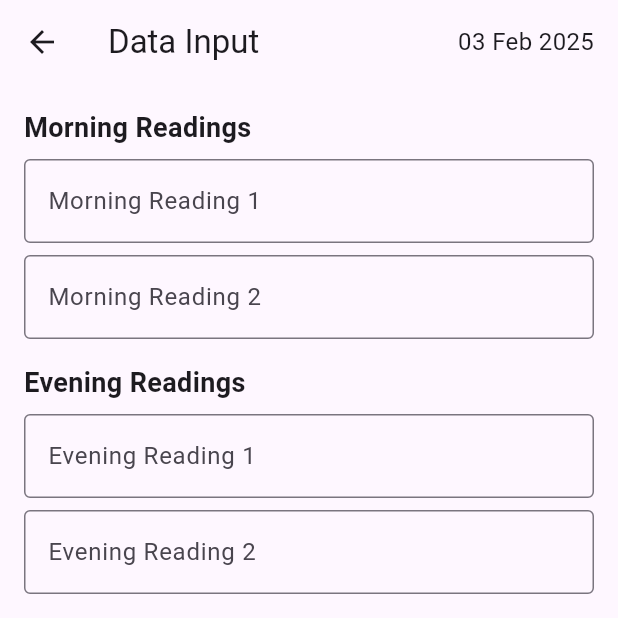
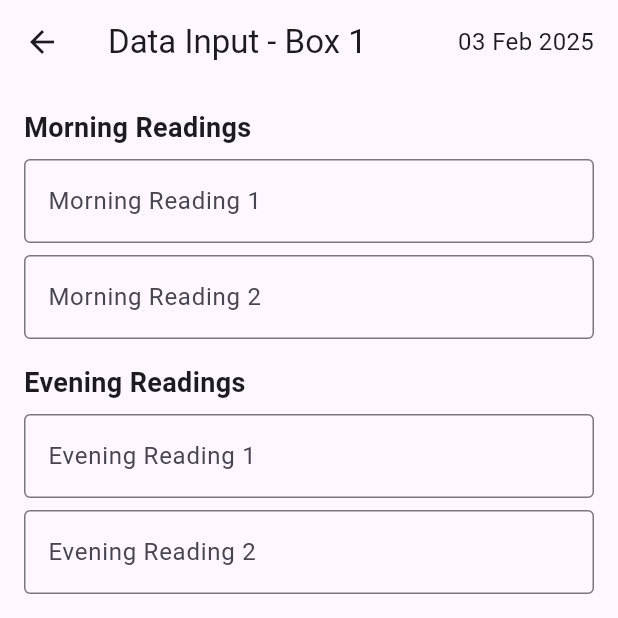
Before and after one commit to TharukaHarshajith/sl_salt, a Flutter app: the HomePage screen opened by its route, after a tap on "Box 1", after a tap on "Save", on a phone screen of 412 x 824 dp, the top half of it. Run offline on Flutter 3.47's test engine with Material 3 defaults, Android fonts, the phone set to English and light mode, and no system bars; our stand-ins replace bloc, cloud_firestore, equatable, firebase_auth, firebase_core, firebase_storage and 2 more; accounts and stored records are empty.

Commit message:
make savedata function

```diff
--- a/lib/bloc/auth/auth_state.dart
+++ b/lib/bloc/auth/auth_state.dart
@@ -57,10 +57,10 @@ class RegistrationSuccessful extends AuthState {}
 
 class ResetEmailSent extends AuthState {}
 
-final class StudentAuthenticated extends AuthState {
+final class LaboursAuthenticated extends AuthState {
   final User user;
 
-  const StudentAuthenticated(this.user);
+  const LaboursAuthenticated(this.user);
 
   @override
   List<Object> get props => [user];
--- /dev/null
+++ b/lib/bloc/data/data_bloc.dart
@@ -0,0 +1,36 @@
+import 'package:bloc/bloc.dart';
+import 'package:equatable/equatable.dart';
+import 'package:flutter/material.dart';
+import 'package:sl_salt/models/readings.dart';
+import 'package:sl_salt/models/users.dart';
+import 'package:sl_salt/repositories/data/data_repository.dart';
+
+part 'data_event.dart';
+part 'data_state.dart';
+
+class DataBloc extends Bloc<DataEvent, DataState> {
+  final DataRepository dataRepository;
+
+  DataBloc({required this.dataRepository}) : super(DataInitial()) {
+    on<SaveDataEvent>(_onSaveData);
+  }
+
+  Future<void> _onSaveData(SaveDataEvent event, Emitter<DataState> emit) async {
+    emit(DataSaving());
+    try {
+      await dataRepository.saveData(
+        morningReading1: event.morningReading1,
+        morningReading2: event.morningReading2,
+        eveningReading1: event.eveningReading1,
+        eveningReading2: event.eveningReading2,
+        dailyRainfall: event.dailyRainfall,
+        pool: event.pool,
+        dateOfReading: event.dateOfReading,
+        user: event.user,
+      );
+      emit(SaveDataSuccessful());
+    } catch (e) {
+      emit(SaveDataError(e.toString()));
+    }
+  }
+}
--- /dev/null
+++ b/lib/bloc/data/data_event.dart
@@ -0,0 +1,33 @@
+part of 'data_bloc.dart';
+
+abstract class DataEvent extends Equatable {
+  const DataEvent();
+
+  @override
+  List<Object> get props => [];
+}
+
+class SaveDataEvent extends DataEvent {
+  final double morningReading1;
+  final double morningReading2;
+  final double eveningReading1;
+  final double eveningReading2;
+  final double dailyRainfall;
+  final String pool;
+  final DateTime dateOfReading;
+  final String user;
+
+  const SaveDataEvent({
+    required this.morningReading1,
+    required this.morningReading2,
+    required this.eveningReading1,
+    required this.eveningReading2,
+    required this.dailyRainfall,
+    required this.pool,
+    required this.dateOfReading,
+    required this.user,
+  });
+
+  @override
+  List<Object> get props => [morningReading1, morningReading2, eveningReading1, eveningReading2, dailyRainfall, pool, dateOfReading,user];
+}
--- /dev/null
+++ b/lib/bloc/data/data_state.dart
@@ -0,0 +1,22 @@
+part of 'data_bloc.dart';
+
+abstract class DataState extends Equatable {
+  const DataState();
+
+  @override
+  List<Object> get props => [];
+}
+
+class DataInitial extends DataState {}
+
+class DataSaving extends DataState {}
+
+class SaveDataSuccessful extends DataState {}
+
+class SaveDataError extends DataState {
+  final String error;
+  const SaveDataError(this.error);
+
+  @override
+  List<Object> get props => [error];
+}
--- a/lib/main.dart
+++ b/lib/main.dart
@@ -2,8 +2,10 @@ import 'package:firebase_core/firebase_core.dart';
 import 'package:flutter/material.dart';
 import 'package:flutter_bloc/flutter_bloc.dart';
 import 'package:sl_salt/bloc/auth/auth_bloc.dart'; // Import your AuthBloc
+import 'package:sl_salt/bloc/data/data_bloc.dart';
 import 'package:sl_salt/firebase_options.dart';
 import 'package:sl_salt/repositories/auth/auth_repositories.dart';
+import 'package:sl_salt/repositories/data/data_repository.dart';
 import 'package:sl_salt/services/auth_services.dart';
 import 'routes/routes.dart';
 
@@ -18,12 +20,18 @@ Future<void> main() async {
     firebaseAuthService: FirebaseAuthService(),
   );
 
-  runApp(MyApp(authRepository: authRepository));
+  final DataRepository dataRepository = DataRepository();
+
+  runApp(MyApp(
+    authRepository: authRepository,
+    dataRepository: dataRepository,
+  ));
 }
 
 class MyApp extends StatelessWidget {
   final AuthRepository authRepository;
-  const MyApp({super.key, required this.authRepository});
+  final DataRepository dataRepository;
+  const MyApp({super.key, required this.authRepository, required this.dataRepository});
 
   @override
   Widget build(BuildContext context) {
@@ -31,6 +39,9 @@ class MyApp extends StatelessWidget {
       providers: [
         BlocProvider<AuthBloc>(
           create: (context) => AuthBloc(authRepository: authRepository),
+        ),
+        BlocProvider<DataBloc>(
+          create: (context) => DataBloc(dataRepository: dataRepository),
         ),
       ],
       child: MaterialApp(
@@ -40,7 +51,7 @@ class MyApp extends StatelessWidget {
           colorScheme: ColorScheme.fromSeed(seedColor: Colors.deepPurple),
           useMaterial3: true,
         ),
-        initialRoute: RouteNames.register, // Set the initial route
+        initialRoute: RouteNames.splash, // Set the initial route
         onGenerateRoute: AppRoutes.generateRoute, // Define route generator
       ),
     );
--- a/lib/models/readings.dart
+++ b/lib/models/readings.dart
@@ -1,63 +1,63 @@
 import 'package:equatable/equatable.dart';
 
 class ReadingModel extends Equatable {
-  final String? id;
-  final String userId;
-  final String saltern;
-  final DateTime dateOfReading;
-  final double DMU_pool1;
-  final double DMD_pool1;
-  final double DEU_pool1;
-  final double DED_pool1;
-  final double DMU_pool2;
-  final double DMD_pool2;
-  final double DEU_pool2;
-  final double DED_pool2;
-  final double DMU_pool3;
-  final double DMD_pool3;
-  final double DEU_pool3;
-  final double DED_pool3;
-  final double RF;
+  String? id;
+  String userId;
+  String? saltern;
+  String dateOfReading;
+  double? morningUpPool1;
+  double? morningDownPool1;
+  double? eveningUpPool1;
+  double? eveningDownPool1;
+  double? morningUpPool2;
+  double? morningDownPool2;
+  double? eveningUpPool2;
+  double? eveningDownPool2;
+  double? morningUpPool3;
+  double? morningDownPool3;
+  double? eveningUpPool3;
+  double? eveningDownPool3;
+  double? RF;
 
-  const ReadingModel({
+  ReadingModel({
     this.id,
     required this.userId,
     required this.saltern,
     required this.dateOfReading,
-    required this.DMU_pool1,
-    required this.DMD_pool1,
-    required this.DEU_pool1,
-    required this.DED_pool1,
-    required this.DMU_pool2,
-    required this.DMD_pool2,
-    required this.DEU_pool2,
-    required this.DED_pool2,
-    required this.DMU_pool3,
-    required this.DMD_pool3,
-    required this.DEU_pool3,
-    required this.DED_pool3,
-    required this.RF,
+    this.morningUpPool1,
+    this.morningDownPool1,
+    this.eveningUpPool1,
+    this.eveningDownPool1,
+    this.morningUpPool2,
+    this.morningDownPool2,
+    this.eveningUpPool2,
+    this.eveningDownPool2,
+    this.morningUpPool3,
+    this.morningDownPool3,
+    this.eveningUpPool3,
+    this.eveningDownPool3,
+    this.RF,
   });
 
   factory ReadingModel.fromJson(Map<String, dynamic> json) {
     return ReadingModel(
       id: json['id'] as String?,
       userId: json['userId'] as String,
-      saltern: json['saltern'] as String,
-      dateOfReading: DateTime.parse(json['dateOfReading'] as String),
-      DMU_pool1: (json['DMU_pool1'] as num).toDouble(),
-      DMD_pool1: (json['DMD_pool1'] as num).toDouble(),
-      DEU_pool1: (json['DEU_pool1'] as num).toDouble(),
-      DED_pool1: (json['DED_pool1'] as num).toDouble(),
-      DMU_pool2: (json['DMU_pool2'] as num).toDouble(),
-      DMD_pool2: (json['DMD_pool2'] as num).toDouble(),
-      DEU_pool2: (json['DEU_pool2'] as num).toDouble(),
-      DED_pool2: (json['DED_pool2'] as num).toDouble(),
-      DMU_pool3: (json['DMU_pool3'] as num).toDouble(),
-      DMD_pool3: (json['DMD_pool3'] as num).toDouble(),
-      DEU_pool3: (json['DEU_pool3'] as num).toDouble(),
-      DED_pool3: (json['DED_pool3'] as num).toDouble(),
-      RF: (json['RF'] as num).toDouble(),
+      saltern: json['saltern'] as String?,
+      dateOfReading: json['dateOfReading'] as String,
+      morningUpPool1: json['morningUpPool1'] as double?,
+      morningDownPool1: json['morningDownPool1'] as double?,
+      eveningUpPool1: json['eveningUpPool1'] as double?,
+      eveningDownPool1: json['eveningDownPool1'] as double?,
+      morningUpPool2: json['morningUpPool2'] as double?,
+      morningDownPool2: json['morningDownPool2'] as double?,
+      eveningUpPool2: json['eveningUpPool2'] as double?,
+      eveningDownPool2: json['eveningDownPool2'] as double?,
+      morningUpPool3: json['morningUpPool3'] as double?,
+      morningDownPool3: json['morningDownPool3'] as double?,
+      eveningUpPool3: json['eveningUpPool3'] as double?,
+      eveningDownPool3: json['eveningDownPool3'] as double?,
+      RF: json['RF'] as double?,
     );
   }
 
@@ -66,19 +66,19 @@ class ReadingModel extends Equatable {
       'id': id,
       'userId': userId,
       'saltern': saltern,
-      'dateOfReading': dateOfReading.toIso8601String(),
-      'DMU_pool1': DMU_pool1,
-      'DMD_pool1': DMD_pool1,
-      'DEU_pool1': DEU_pool1,
-      'DED_pool1': DED_pool1,
-      'DMU_pool2': DMU_pool2,
-      'DMD_pool2': DMD_pool2,
-      'DEU_pool2': DEU_pool2,
-      'DED_pool2': DED_pool2,
-      'DMU_pool3': DMU_pool3,
-      'DMD_pool3': DMD_pool3,
-      'DEU_pool3': DEU_pool3,
-      'DED_pool3': DED_pool3,
+      'dateOfReading': dateOfReading,
+      'morningUpPool1': morningUpPool1,
+      'morningDownPool1': morningDownPool1,
+      'eveningUpPool1': eveningUpPool1,
+      'eveningDownPool1': eveningDownPool1,
+      'morningUpPool2': morningUpPool2,
+      'morningDownPool2': morningDownPool2,
+      'eveningUpPool2': eveningUpPool2,
+      'eveningDownPool2': eveningDownPool2,
+      'morningUpPool3': morningUpPool3,
+      'morningDownPool3': morningDownPool3,
+      'eveningUpPool3': eveningUpPool3,
+      'eveningDownPool3': eveningDownPool3,
       'RF': RF,
     };
   }
@@ -89,18 +89,18 @@ class ReadingModel extends Equatable {
         userId,
         saltern,
         dateOfReading,
-        DMU_pool1,
-        DMD_pool1,
-        DEU_pool1,
-        DED_pool1,
-        DMU_pool2,
-        DMD_pool2,
-        DEU_pool2,
-        DED_pool2,
-        DMU_pool3,
-        DMD_pool3,
-        DEU_pool3,
-        DED_pool3,
+        morningUpPool1,
+        morningDownPool1,
+        eveningUpPool1,
+        eveningDownPool1,
+        morningUpPool2,
+        morningDownPool2,
+        eveningUpPool2,
+        eveningDownPool2,
+        morningUpPool3,
+        morningDownPool3,
+        eveningUpPool3,
+        eveningDownPool3,
         RF,
       ];
 }
--- a/lib/pages/Datainput_page/datainputpage.dart
+++ b/lib/pages/Datainput_page/datainputpage.dart
@@ -1,5 +1,8 @@
 import 'package:flutter/material.dart';
+import 'package:flutter_bloc/flutter_bloc.dart';
 import 'package:intl/intl.dart';
+import 'package:firebase_auth/firebase_auth.dart';
+import 'package:sl_salt/bloc/data/data_bloc.dart';
 import 'package:sl_salt/routes/route_name.dart';
 
 class Datainputpage extends StatefulWidget {
@@ -10,23 +13,20 @@ class Datainputpage extends StatefulWidget {
 }
 
 class _DatainputpageState extends State<Datainputpage> {
-  // Controllers for the input fields
-  final TextEditingController morningReading1 = TextEditingController();
-  final TextEditingController morningReading2 = TextEditingController();
-  final TextEditingController eveningReading1 = TextEditingController();
-  final TextEditingController eveningReading2 = TextEditingController();
-  final TextEditingController dailyRainfall = TextEditingController();
+  final TextEditingController morningReading1Controller = TextEditingController();
+  final TextEditingController morningReading2Controller = TextEditingController();
+  final TextEditingController eveningReading1Controller = TextEditingController();
+  final TextEditingController eveningReading2Controller = TextEditingController();
+  final TextEditingController dailyRainfallController = TextEditingController();
 
-  // Initial date as the current date
   DateTime selectedDate = DateTime.now();
 
-  // Method to pick a date using the calendar popup
   Future<void> _selectDate(BuildContext context) async {
     final DateTime? pickedDate = await showDatePicker(
       context: context,
       initialDate: selectedDate,
-      firstDate: DateTime(2000), // Earliest date selectable
-      lastDate: DateTime(2100), // Latest date selectable
+      firstDate: DateTime(2000),
+      lastDate: DateTime(2100),
     );
     if (pickedDate != null && pickedDate != selectedDate) {
       setState(() {
@@ -39,14 +39,18 @@ class _DatainputpageState extends State<Datainputpage> {
     return DateFormat('dd MMM yyyy').format(selectedDate);
   }
 
+  double _parseDouble(String value) {
+    return double.tryParse(value) ?? 0.0;
+  }
+
   @override
   Widget build(BuildContext context) {
-    // Get current date in desired format
-    String currentDate = DateFormat('dd MMM yyyy').format(DateTime.now());
+    final String boxName = ModalRoute.of(context)!.settings.arguments as String? ?? 'Unknown Box';
+    print(boxName);
 
     return Scaffold(
       appBar: AppBar(
-        title: const Text('Data Input'),
+        title: Text('Data Input - $boxName'),
         leading: IconButton(
           icon: const Icon(Icons.arrow_back),
           onPressed: () {
@@ -73,59 +77,40 @@ class _DatainputpageState extends State<Datainputpage> {
         child: Column(
           crossAxisAlignment: CrossAxisAlignment.start,
           children: [
-            const Text(
-              'Morning Readings',
-              style: TextStyle(fontSize: 18, fontWeight: FontWeight.bold),
+            const Text('Morning Readings', style: TextStyle(fontSize: 18, fontWeight: FontWeight.bold)),
+            const SizedBox(height: 8),
+            TextField(
+              controller: morningReading1Controller,
+              keyboardType: TextInputType.number,
+              decoration: const InputDecoration(labelText: 'Morning Reading 1', border: OutlineInputBorder()),
             ),
             const SizedBox(height: 8),
             TextField(
-              controller: morningReading1,
-              decoration: const InputDecoration(
-                labelText: 'Morning Reading 1',
-                border: OutlineInputBorder(),
-              ),
+              controller: morningReading2Controller,
+              keyboardType: TextInputType.number,
+              decoration: const InputDecoration(labelText: 'Morning Reading 2', border: OutlineInputBorder()),
+            ),
+            const SizedBox(height: 16),
+            const Text('Evening Readings', style: TextStyle(fontSize: 18, fontWeight: FontWeight.bold)),
+            const SizedBox(height: 8),
+            TextField(
+              controller: eveningReading1Controller,
+              keyboardType: TextInputType.number,
+              decoration: const InputDecoration(labelText: 'Evening Reading 1', border: OutlineInputBorder()),
             ),
             const SizedBox(height: 8),
             TextField(
-              controller: morningReading2,
-              decoration: const InputDecoration(
-                labelText: 'Morning Reading 2',
-                border: OutlineInputBorder(),
-              ),
+              controller: eveningReading2Controller,
+              keyboardType: TextInputType.number,
+              decoration: const InputDecoration(labelText: 'Evening Reading 2', border: OutlineInputBorder()),
             ),
             const SizedBox(height: 16),
-            const Text(
-              'Evening Readings',
-              style: TextStyle(fontSize: 18, fontWeight: FontWeight.bold),
-            ),
+            const Text('Daily Rainfall', style: TextStyle(fontSize: 18, fontWeight: FontWeight.bold)),
             const SizedBox(height: 8),
             TextField(
-              controller: eveningReading1,
-              decoration: const InputDecoration(
-                labelText: 'Evening Reading 1',
-                border: OutlineInputBorder(),
-              ),
-            ),
-            const SizedBox(height: 8),
-            TextField(
-              controller: eveningReading2,
-              decoration: const InputDecoration(
-                labelText: 'Evening Reading 2',
-                border: OutlineInputBorder(),
-              ),
-            ),
-            const SizedBox(height: 16),
-            const Text(
-              'Daily Rainfall',
-              style: TextStyle(fontSize: 18, fontWeight: FontWeight.bold),
-            ),
-            const SizedBox(height: 8),
-            TextField(
-              controller: dailyRainfall,
-              decoration: const InputDecoration(
-                labelText: 'Rainfall (in mm)',
-                border: OutlineInputBorder(),
-              ),
+              controller: dailyRainfallController,
+              keyboardType: TextInputType.number,
+              decoration: const InputDecoration(labelText: 'Rainfall (in mm)', border: OutlineInputBorder()),
             ),
             const SizedBox(height: 24),
             Row(
@@ -133,16 +118,35 @@ class _DatainputpageState extends State<Datainputpage> {
               children: [
                 ElevatedButton(
                   onPressed: () {
-                    // Save logic
-                    ScaffoldMessenger.of(context).showSnackBar(
-                      const SnackBar(content: Text('Data Saved!')),
-                    );
+                    User? user = FirebaseAuth.instance.currentUser;
+                    if (user != null) {
+                      context.read<DataBloc>().add(
+                            SaveDataEvent(
+                              morningReading1: _parseDouble(morningReading1Controller.text),
+                              morningReading2: _parseDouble(morningReading2Controller.text),
+                              eveningReading1: _parseDouble(eveningReading1Controller.text),
+                              eveningReading2: _parseDouble(eveningReading2Controller.text),
+                              dailyRainfall: _parseDouble(dailyRainfallController.text),
+                              pool: boxName,
+                              dateOfReading: selectedDate,
+                              user: user.uid, // Pass the logged-in user's ID
+                            ),
+                          );
+
+                      ScaffoldMessenger.of(context).showSnackBar(
+                        const SnackBar(content: Text('Data Saved!')),
+                      );
+                    } else {
+                      ScaffoldMessenger.of(context).showSnackBar(
+                        const SnackBar(content: Text('Error: No user logged in')),
+                      );
+                    }
+                    print(boxName);
                   },
                   child: const Text('Save'),
                 ),
                 ElevatedButton(
                   onPressed: () {
-                    // Edit logic
                     ScaffoldMessenger.of(context).showSnackBar(
                       const SnackBar(content: Text('Edit Mode Enabled!')),
                     );
--- a/lib/pages/home_page/homepage.dart
+++ b/lib/pages/home_page/homepage.dart
@@ -74,7 +74,7 @@ class HomeTab extends StatelessWidget {
                     width: double.infinity,
                     child: ElevatedButton(
                       onPressed: () {
-                        Navigator.pushReplacementNamed(context, RouteNames.data);
+                        Navigator.pushReplacementNamed(context, RouteNames.data,arguments: 'Box 1',);
                         // Navigate to the sign-up page or reset password logic
                       },
                       style: ElevatedButton.styleFrom(
@@ -97,7 +97,7 @@ class HomeTab extends StatelessWidget {
                     width: double.infinity,
                     child: ElevatedButton(
                       onPressed: () {
-                        Navigator.pushReplacementNamed(context, RouteNames.data);
+                        Navigator.pushReplacementNamed(context, RouteNames.data,arguments: 'Box 2',);
                         // Navigate to the sign-up page or reset password logic
                       },
                       style: ElevatedButton.styleFrom(
@@ -120,7 +120,7 @@ class HomeTab extends StatelessWidget {
                     width: double.infinity,
                     child: ElevatedButton(
                       onPressed: () {
-                        Navigator.pushReplacementNamed(context, RouteNames.data);
+                        Navigator.pushReplacementNamed(context, RouteNames.data, arguments: 'Box 3',);
                         // Navigate to the sign-up page or reset password logic
                       },
                       style: ElevatedButton.styleFrom(
--- /dev/null
+++ b/lib/repositories/data/data_repository.dart
@@ -0,0 +1,84 @@
+import 'package:cloud_firestore/cloud_firestore.dart';
+import 'package:firebase_auth/firebase_auth.dart';
+import 'package:firebase_storage/firebase_storage.dart';
+import 'package:intl/intl.dart';
+import 'package:sl_salt/models/readings.dart';
+import 'package:sl_salt/models/users.dart';
+
+class DataRepository {
+  final CollectionReference _readingCollection = FirebaseFirestore.instance.collection('reading');
+  final FirebaseStorage _storage = FirebaseStorage.instance;
+  final FirebaseAuth _auth = FirebaseAuth.instance;
+
+  Future<void> saveData({
+    required double morningReading1,
+    required double morningReading2,
+    required double eveningReading1,
+    required double eveningReading2,
+    required double dailyRainfall,
+    required String pool,
+    required DateTime dateOfReading,
+    required String user,
+  }) async {
+    try {
+      final dateOnlyReading = dateOnly(dateOfReading);
+      final formattedDate = DateFormat('yyyy-MM-dd').format(dateOnlyReading).toString();
+      // Query to check if a document already exists for the given date and user
+      final querySnapshot =
+          await _readingCollection.where('userId', isEqualTo: user).where('dateOfReading', isEqualTo: formattedDate.toString()).limit(1).get();
+
+      ReadingModel reading;
+
+      if (querySnapshot.docs.isNotEmpty) {
+        // Document exists, update it
+        final doc = querySnapshot.docs.first;
+        reading = ReadingModel.fromJson(doc.data() as Map<String, dynamic>);
+      } else {
+        // Document does not exist, create a new one
+        reading = ReadingModel(
+          id: _readingCollection.doc().id,
+          userId: user,
+          saltern: 'q', // Replace with actual saltern if needed
+          dateOfReading: formattedDate,
+          RF: dailyRainfall,
+        );
+      }
+
+      // Update the readings based on the selected pool
+      switch (pool) {
+        case 'Box 1':
+          reading.morningUpPool1 = morningReading1;
+          reading.morningDownPool1 = morningReading2;
+          reading.eveningUpPool1 = eveningReading1;
+          reading.eveningDownPool1 = eveningReading2;
+          break;
+        case 'Box 2':
+          reading.morningUpPool2 = morningReading1;
+          reading.morningDownPool2 = morningReading2;
+          reading.eveningUpPool2 = eveningReading1;
+          reading.eveningDownPool2 = eveningReading2;
+          break;
+        case 'Box 3':
+          reading.morningUpPool3 = morningReading1;
+          reading.morningDownPool3 = morningReading2;
+          reading.eveningUpPool3 = eveningReading1;
+          reading.eveningDownPool3 = eveningReading2;
+          break;
+        default:
+          throw Exception('Invalid pool selected: $pool');
+      }
+
+      // Save or update the document in Firestore
+      await _readingCollection.doc(reading.id).set(reading.toJson());
+
+      print('✅ Data successfully saved: ${reading.toJson()}');
+    } catch (e) {
+      print('❌ Error saving data: $e');
+      throw Exception('Failed to save data: $e');
+    }
+  }
+}
+
+DateTime dateOnly(DateTime dateTime) {
+  return DateTime(dateTime.year, dateTime.month, dateTime.day);
+}
--- a/lib/routes/app_routes.dart
+++ b/lib/routes/app_routes.dart
@@ -16,7 +16,10 @@ class AppRoutes {
       case RouteNames.home:
         return MaterialPageRoute(builder: (_) => const HomePage());
       case RouteNames.data:
-        return MaterialPageRoute(builder: (_) => const Datainputpage());
+        return MaterialPageRoute(
+          builder: (_) => const Datainputpage(),
+          settings: settings,
+        );
       case RouteNames.register:
         return MaterialPageRoute(builder: (_) => const RegisterScreen());
       default:
--- a/pubspec.yaml
+++ b/pubspec.yaml
@@ -67,6 +67,9 @@ flutter:
   # the material Icons class.
   uses-material-design: true
 
+  assets:
+    - assets/images/srilanka_salt_logo.png
+
   # To add assets to your application, add an assets section, like this:
   # assets:
   #   - images/a_dot_burr.jpeg
```
Also changed, not shown: lib/bloc/auth/auth_bloc.dart (+11 -21 lines), lib/pages/landing_pages/splash_screen.dart (+41 -9 lines), lib/pages/login_page/loginpage.dart (+22 -15 lines), lib/repositories/auth/auth_repositories.dart (+6 -12 lines), assets/images/srilanka_salt_logo.png (added), 1 other file.
